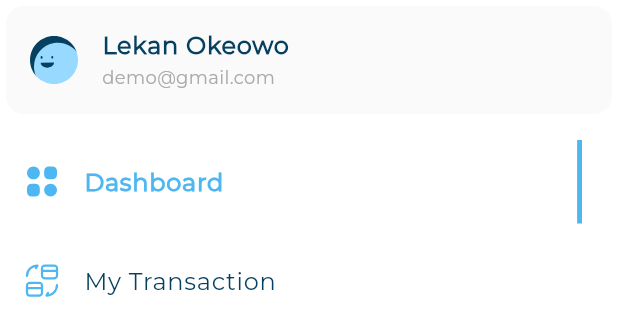
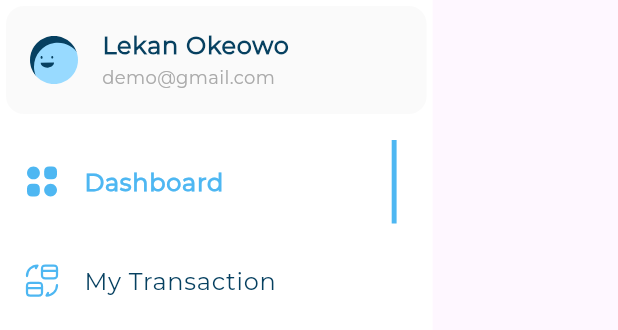
Before and after one commit to Eng-Nader/DashBoard-App, a Flutter app: the CustomDrawar widget shown alone on an empty page, opened directly, on a phone screen of 412 x 824 dp. Shown: the top 330 px of the screen. Run offline on Flutter 3.47's test engine with Material 3 defaults, Android fonts, the phone set to English and light mode, and no system bars; our stand-ins replace device_preview, expandable_page_view, fl_chart, flutter_svg.

Commit message:
Refactor in Custom drawer

```diff
--- a/lib/widget/custom_drawar.dart
+++ b/lib/widget/custom_drawar.dart
@@ -12,6 +12,7 @@ class CustomDrawar extends StatelessWidget {
   @override
   Widget build(BuildContext context) {
     return Container(
+      width: MediaQuery.of(context).size.width * .7,
       decoration: const BoxDecoration(
         color: Colors.white,
       ),
```
